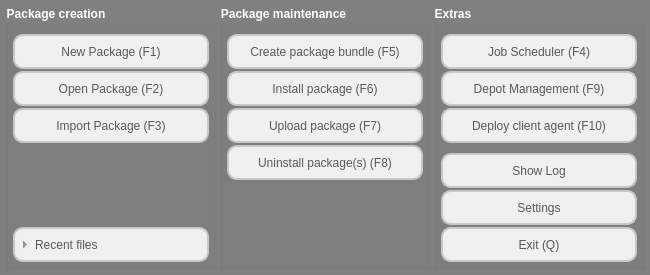
Qt form oPB/ui/startup.ui (pandel/opsiPackageBuilder) before a commit.
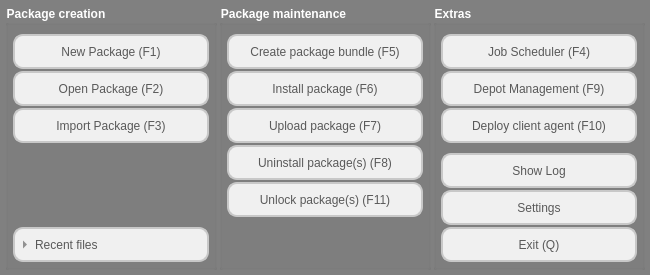
The same form after that commit. Icons and pictures are not drawn.

What changed in the file:
```diff
--- a/oPB/ui/startup.ui
+++ b/oPB/ui/startup.ui
@@ -170,7 +170,7 @@
         </property>
        </widget>
       </item>
-      <item row="5" column="0">
+      <item row="6" column="0">
        <spacer name="verticalSpacer_2">
         <property name="orientation">
          <enum>Qt::Vertical</enum>
@@ -265,6 +265,47 @@
         </property>
        </widget>
       </item>
+      <item row="5" column="0">
+       <widget class="QPushButton" name="btnStartUnlock">
+        <property name="minimumSize">
+         <size>
+          <width>0</width>
+          <height>35</height>
+         </size>
+        </property>
+        <property name="styleSheet">
+         <string notr="true">QPushButton { background:rgb(240, 240, 240);
+	color:rgb(89, 89, 89);
+	border-radius: 10px;
+	border: 2px solid rgb(200, 200, 200);
+}
+QPushButton:pressed {
+	border: 2px solid rgb(85, 85, 85);
+}
+</string>
+        </property>
+        <property name="text">
+         <string>Unlock package(s) (F11)</string>
+        </property>
+        <property name="icon">
+         <iconset>
+          <disabledon>:/images/resource_15.ico</disabledon>
+         </iconset>
+        </property>
+        <property name="iconSize">
+         <size>
+          <width>24</width>
+          <height>24</height>
+         </size>
+        </property>
+        <property name="shortcut">
+         <string>F11</string>
+        </property>
+        <property name="flat">
+         <bool>false</bool>
+        </property>
+       </widget>
+      </item>
      </layout>
     </widget>
    </item>
```
